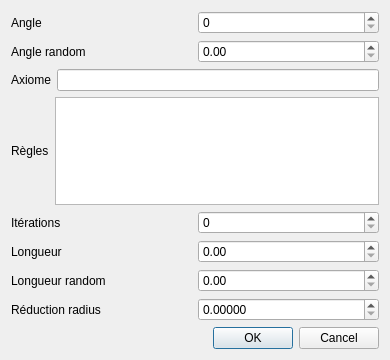
Kr4unos/M2_TREE, file settings.ui: the form before one commit.
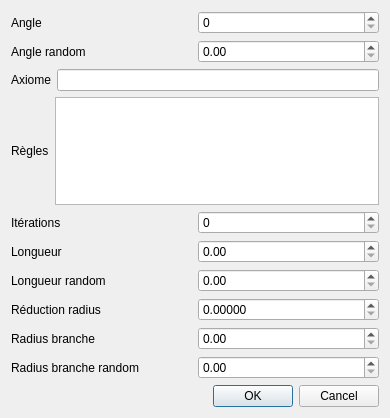
The form after the commit.

Commit message: Ajout champs édition

```diff
--- a/settings.ui
+++ b/settings.ui
@@ -7,7 +7,7 @@
     <x>0</x>
     <y>0</y>
     <width>390</width>
-    <height>360</height>
+    <height>418</height>
    </rect>
   </property>
   <property name="windowTitle">
@@ -147,6 +147,45 @@
        </item>
       </layout>
      </item>
+     <item>
+      <layout class="QHBoxLayout" name="horizontalLayout_9">
+       <item>
+        <widget class="QLabel" name="radiusBranche_label">
+         <property name="text">
+          <string>Radius branche</string>
+         </property>
+        </widget>
+       </item>
+       <item>
+        <widget class="QDoubleSpinBox" name="radiusBranche_input">
+         <property name="decimals">
+          <number>2</number>
+         </property>
+         <property name="singleStep">
+          <double>0.010000000000000</double>
+         </property>
+        </widget>
+       </item>
+      </layout>
+     </item>
+     <item>
+      <layout class="QHBoxLayout" name="horizontalLayout_10">
+       <item>
+        <widget class="QLabel" name="radiusBrancheRandom_label">
+         <property name="text">
+          <string>Radius branche random</string>
+         </property>
+        </widget>
+       </item>
+       <item>
+        <widget class="QDoubleSpinBox" name="radiusBrancheRandom_input">
+         <property name="singleStep">
+          <double>0.010000000000000</double>
+         </property>
+        </widget>
+       </item>
+      </layout>
+     </item>
     </layout>
    </item>
    <item>
```
The commit also changes 2 other files.
